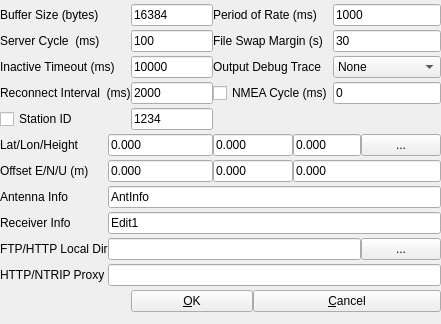
Before: the Qt Designer form app/strsvr_qt/svroptdlg.ui in tomojitakasu/RTKLIB, drawn with Qt 5.
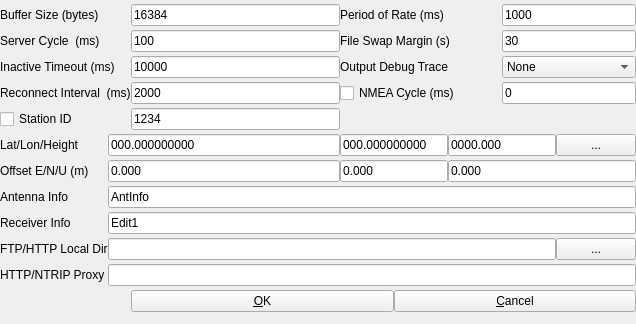
After: the same form once the commit is applied.

What changed in the file:
```diff
--- a/app/strsvr_qt/svroptdlg.ui
+++ b/app/strsvr_qt/svroptdlg.ui
@@ -6,7 +6,7 @@
    <rect>
     <x>0</x>
     <y>0</y>
-    <width>441</width>
+    <width>636</width>
     <height>324</height>
    </rect>
   </property>
@@ -315,7 +315,7 @@
       <string/>
      </property>
      <property name="text">
-      <string>0.000</string>
+      <string>000.000000000</string>
      </property>
     </widget>
    </item>
@@ -328,7 +328,7 @@
       <string/>
      </property>
      <property name="text">
-      <string>0.000</string>
+      <string>000.000000000</string>
      </property>
     </widget>
    </item>
@@ -341,7 +341,7 @@
       <string/>
      </property>
      <property name="text">
-      <string>0.000</string>
+      <string>0000.000</string>
      </property>
     </widget>
    </item>
```
